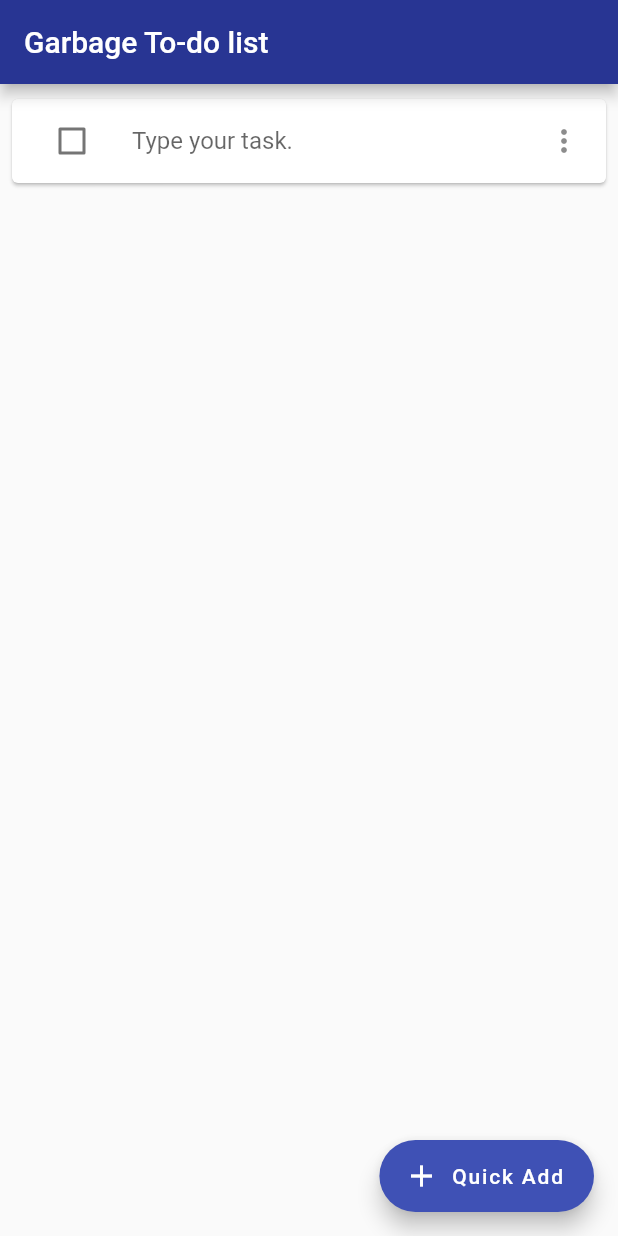
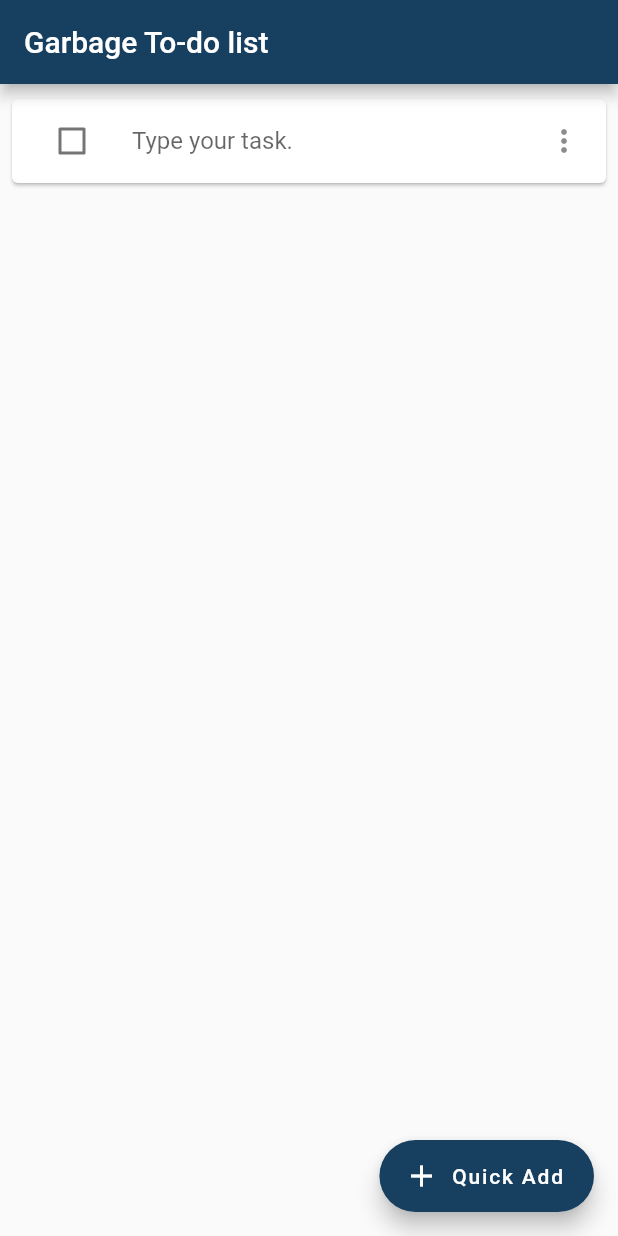
Before and after one commit to Garbageideas/to-do-list, a Flutter app: the screen it shows after launch, after a tap on "Quick Add", on a phone screen of 412 x 824 dp. Run offline on Flutter 3.47's test engine with Material 2 defaults, Android fonts, the phone set to English and light mode, and no system bars.

Commit message:
#개선 컬러감 개선

```diff
--- a/lib/app.dart
+++ b/lib/app.dart
@@ -16,6 +16,7 @@ import 'package:flutter/material.dart';
 import 'package:to_do_list/src/theme.dart';
 import 'package:to_do_list/models/todos.dart';
 import 'package:provider/provider.dart';
+import 'package:to_do_list/src/theme.dart';
 
 class TodoListApp extends StatefulWidget {
   @override
@@ -54,9 +55,9 @@ class _TodoListAppState extends State<TodoListApp> {
                             .showSnackBar(SnackBar(content: Text("SWIPE TO REMOVE"),));
                       },
                       background: Container(
-                        color: Colors.red,
+                        color: ProtoTheme.red,
                         child: Container(
-                          child: Center(child: Text('SWIPE TO REMOVE', style: TextStyle(color: Colors.white),),),
+                          child: Center(child: Text('SWIPE TO REMOVE', style: TextStyle(color: Colors.white, fontWeight: FontWeight.bold),),),
                         ),
                       ),
                       child: TaskWidget(index: index, name: todos.getName(index)),
@@ -70,6 +71,7 @@ class _TodoListAppState extends State<TodoListApp> {
         floatingActionButton: FloatingActionButton.extended(
           onPressed: () {
             _todos.add(Task());
+
           },
           label: Text('Quick Add'),
           icon: Icon(Icons.add),
--- a/lib/src/theme.dart
+++ b/lib/src/theme.dart
@@ -6,20 +6,28 @@ import 'package:flutter/material.dart';
 
 // copied from vanilla archtecture example
 class ProtoTheme {
+
+  static const darkBlue = Color(0xff173f5f);
+  static const blue = Color(0xff20639b);
+  static const green = Color(0xff3caea3);
+  static const yellow = Color(0xfff6d55c);
+  static const red = Color(0xffed553b);
+
+
   static get theme {
-    final originalTextTheme = ThemeData.light().textTheme;
+    final originalTextTheme = ThemeData.dark().textTheme;
     final originalBody1 = originalTextTheme.body1;
 
     return ThemeData.light().copyWith(
-        primaryColor: Colors.indigo[800],
+        primaryColor: ProtoTheme.darkBlue,
         accentColor: Colors.indigoAccent[300],
         buttonColor: Colors.indigo[800],
-        textSelectionColor: Colors.cyan[100],
+        textSelectionColor: ProtoTheme.yellow,
         backgroundColor: Colors.white,
-        toggleableActiveColor: Colors.blueAccent[300],
+        toggleableActiveColor: ProtoTheme.yellow,
         floatingActionButtonTheme: FloatingActionButtonThemeData (
 //          foregroundColor: Colors.black,
-          backgroundColor: Colors.indigo,
+          backgroundColor: ProtoTheme.darkBlue,
         ),
         textTheme: originalTextTheme.copyWith(
             body1:
```
